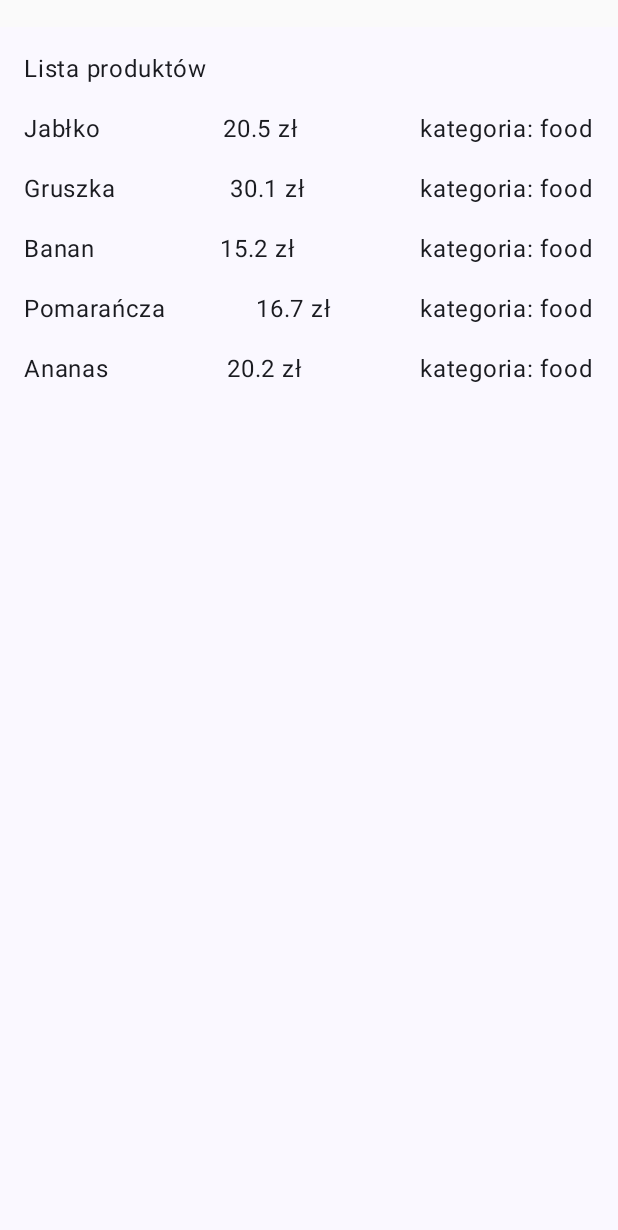
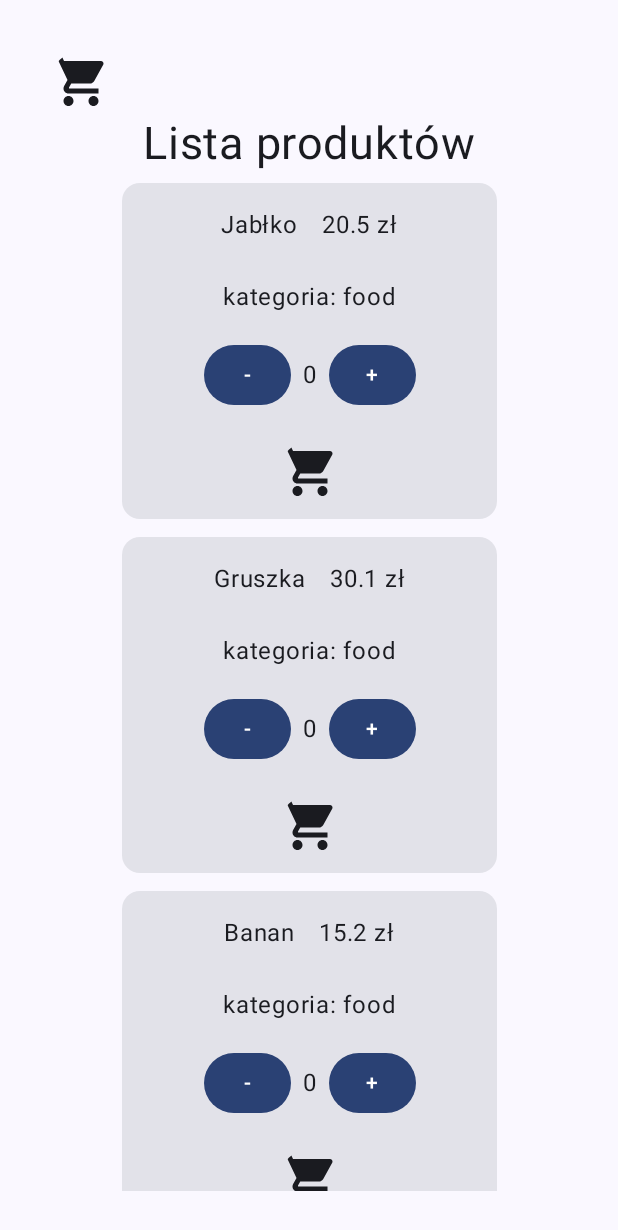
Before and after one commit to tomaszpakula/projektowanie-obiektowe, an Android app built with Jetpack Compose: the screen it shows after launch (MainActivity), on a phone screen of 412 x 824 dp. Shown: the top 1230 px of the screen. Run offline under Robolectric (Android 15) with nearby library versions, the phone set to English and light mode, and no system bars.

Commit message:
zadanie 9 3.5

```diff
--- a/zadaanie9/app/build.gradle.kts
+++ b/zadaanie9/app/build.gradle.kts
@@ -40,7 +40,7 @@ android {
 }
 
 dependencies {
-
+    implementation(libs.androidx.navigation.compose)
     implementation(libs.androidx.core.ktx)
     implementation(libs.androidx.lifecycle.runtime.ktx)
     implementation(libs.androidx.activity.compose)
--- /dev/null
+++ b/zadaanie9/app/src/main/java/com/example/zadaanie9/CartItem.kt
@@ -0,0 +1,7 @@
+package com.example.zadaanie9
+
+data class CartItem(
+    val id: Int,
+    val productId: Int,
+    var quantity: Int
+)
--- a/zadaanie9/app/src/main/java/com/example/zadaanie9/MainActivity.kt
+++ b/zadaanie9/app/src/main/java/com/example/zadaanie9/MainActivity.kt
@@ -14,6 +14,9 @@ import androidx.compose.runtime.Composable
 import androidx.compose.ui.Modifier
 import androidx.compose.ui.tooling.preview.Preview
 import androidx.compose.ui.unit.dp
+import androidx.navigation.compose.NavHost
+import androidx.navigation.compose.composable
+import androidx.navigation.compose.rememberNavController
 import com.example.zadaanie9.ui.theme.Zadaanie9Theme
 
 class MainActivity : ComponentActivity() {
@@ -21,19 +24,21 @@ class MainActivity : ComponentActivity() {
         super.onCreate(savedInstanceState)
         enableEdgeToEdge()
         setContent {
-            Zadaanie9Theme {
-                Surface (modifier = Modifier.fillMaxSize().padding(top=18.dp), color = MaterialTheme.colorScheme.background) {
-                    ProductList()
-                }
-            }
+            App()
         }
     }
 }
 
 @Preview(showBackground = true)
 @Composable
-fun ProductList() {
+fun App() {
     Zadaanie9Theme {
-        ProductListScreen()
+        Surface (modifier = Modifier.fillMaxSize(), color = MaterialTheme.colorScheme.background) {
+            val navController = rememberNavController()
+            NavHost(navController = navController, startDestination = "products") {
+                composable("products") { ProductListScreen(navController)}
+                composable("cart") { CartScreen(navController)  }
+            }
+        }
     }
 }
--- a/zadaanie9/app/src/main/java/com/example/zadaanie9/ProductListScreen.kt
+++ b/zadaanie9/app/src/main/java/com/example/zadaanie9/ProductListScreen.kt
@@ -3,8 +3,11 @@ package com.example.zadaanie9
 import androidx.compose.foundation.layout.Arrangement
 import androidx.compose.foundation.layout.Column
 import androidx.compose.foundation.layout.Row
+import androidx.compose.foundation.layout.fillMaxHeight
+import androidx.compose.foundation.layout.fillMaxSize
 import androidx.compose.foundation.layout.fillMaxWidth
 import androidx.compose.foundation.layout.padding
+import androidx.compose.foundation.layout.size
 import androidx.compose.foundation.lazy.LazyColumn
 import androidx.compose.material3.Text
 import androidx.compose.runtime.Composable
@@ -12,29 +15,35 @@ import androidx.compose.ui.Modifier
 import androidx.compose.ui.tooling.preview.Preview
 import androidx.compose.ui.unit.dp
 import androidx.compose.foundation.lazy.items
+import androidx.compose.material.icons.Icons
+import androidx.compose.material.icons.filled.ShoppingCart
 import androidx.compose.material3.Button
+import androidx.compose.material3.Icon
+import androidx.compose.material3.IconButton
+import androidx.compose.ui.Alignment
+import androidx.compose.ui.tooling.preview.PreviewParameter
+import androidx.compose.ui.unit.sp
+import androidx.navigation.NavController
 
-@Preview(showBackground = true)
 @Composable
-fun ProductListScreen() {
+fun ProductListScreen(navController: NavController? = null) {
     val products = DataProvider.getAllProducts()
 
-    Column(modifier=Modifier.padding(16.dp)) {
-        Text("Lista produktów", modifier = Modifier.padding(bottom = 8.dp))
+    Column(modifier=Modifier.padding(30.dp).fillMaxSize(), horizontalAlignment = Alignment.CenterHorizontally) {
+        Row(
+            modifier = Modifier.fillMaxWidth(),
+            horizontalArrangement = Arrangement.Start
+        ) {
+            IconButton(onClick = { navController?.navigate("cart") }) {
+                Icon(Icons.Default.ShoppingCart, contentDescription = "Przejdź do koszyka",  modifier = Modifier.size(50.dp))
+            }
+        }
 
-        LazyColumn {
+        Text("Lista produktów", modifier = Modifier.padding(bottom = 8.dp), fontSize = 30.sp)
+
+        LazyColumn(modifier = Modifier.weight(1f).fillMaxWidth(), horizontalAlignment = Alignment.CenterHorizontally ){
             items(products) { product ->
-                Row(
-                    modifier = Modifier
-                        .fillMaxWidth()
-                        .padding(vertical = 8.dp),
-                    horizontalArrangement = Arrangement.SpaceBetween
-                ) {
-                    Text(product.name)
-                    Text(product.price.toString() + " zł")
-                    Text("kategoria: " + DataProvider.getCategoryById(product.categoryId).toString())
-                }
-
+                ProductScreen(product)
             }
         }
     }
--- /dev/null
+++ b/zadaanie9/app/src/main/java/com/example/zadaanie9/ProductScreen.kt
@@ -0,0 +1,96 @@
+package com.example.zadaanie9
+
+import androidx.compose.foundation.layout.Arrangement
+import androidx.compose.foundation.layout.Column
+import androidx.compose.foundation.layout.Row
+import androidx.compose.foundation.layout.fillMaxSize
+import androidx.compose.foundation.layout.fillMaxWidth
+import androidx.compose.foundation.layout.padding
+import androidx.compose.foundation.layout.width
+import androidx.compose.foundation.layout.wrapContentHeight
+import androidx.compose.material.icons.Icons
+import androidx.compose.material.icons.filled.ShoppingCart
+import androidx.compose.material3.Button
+import androidx.compose.material3.Card
+import androidx.compose.material3.Icon
+import androidx.compose.material3.IconButton
+import androidx.compose.material3.Text
+import androidx.compose.runtime.Composable
+import androidx.compose.runtime.mutableIntStateOf
+import androidx.compose.runtime.mutableStateOf
+import androidx.compose.runtime.remember
+import androidx.compose.ui.Alignment
+import androidx.compose.ui.Modifier
+import androidx.compose.ui.text.style.TextAlign
+import androidx.compose.ui.tooling.preview.Preview
+import androidx.compose.ui.unit.dp
+
+@Composable
+fun ProductScreen(product: Product) {
+    val count = remember { mutableIntStateOf(0) }
+    Card(modifier = Modifier.padding(bottom = 12.dp).wrapContentHeight()) {
+        Column(modifier = Modifier.width(250.dp)) {
+            Row(
+                modifier = Modifier
+                    .padding(vertical = 8.dp)
+                    .fillMaxWidth(),
+                horizontalArrangement = Arrangement.Center
+            ) {
+                Text(product.name, modifier = Modifier.padding(8.dp))
+                Text(product.price.toString() + " zł", Modifier.padding(8.dp))
+            }
+
+            Row(
+                modifier = Modifier
+                    .padding(vertical = 8.dp)
+                    .fillMaxWidth(),
+                horizontalArrangement = Arrangement.Center
+            ) {
+                Text("kategoria: " + DataProvider.getCategoryById(product.categoryId).toString())
+            }
+
+            Row(
+                modifier = Modifier
+                    .padding(vertical = 8.dp)
+                    .fillMaxWidth(),
+                horizontalArrangement = Arrangement.Center,
+                verticalAlignment = Alignment.CenterVertically
+            ) {
+                Button(onClick = { if (count.intValue > 0) count.intValue -= 1 }) { Text("-") }
+                Text(count.intValue.toString(), modifier = Modifier.padding(8.dp))
+                Button(onClick = { count.intValue += 1 }) { Text("+") }
+
+            }
+            Row(
+                modifier = Modifier
+                    .padding(vertical = 8.dp)
+                    .fillMaxWidth(),
+                horizontalArrangement = Arrangement.Center,
+                verticalAlignment = Alignment.CenterVertically
+            ) {
+                IconButton(
+                    onClick = {
+                        DataProvider.addProductToCart(product.id, count.intValue)
+                        count.intValue = 0
+                    },
+
+                    ) {
+                    Icon(
+                        imageVector = Icons.Filled.ShoppingCart,
+                        contentDescription = "Koszyk",
+                        Modifier.fillMaxSize()
+                    )
+                }
+            }
+        }
+    }
+
+
+}
+
+@Preview(showBackground = true)
+@Composable
+fun ShowProductScreen() {
+    val sampleProduct: Product = Product(100, "applee", 20.6, 1)
+    ProductScreen(DataProvider.getAllProducts()[0])
+}
--- /dev/null
+++ b/zadaanie9/app/src/main/java/com/example/zadaanie9/ui/theme/CartItem.kt
@@ -0,0 +1 @@
+package com.example.zadaanie9.ui.theme
--- a/zadaanie9/gradle/libs.versions.toml
+++ b/zadaanie9/gradle/libs.versions.toml
@@ -8,9 +8,11 @@ espressoCore = "3.6.1"
 lifecycleRuntimeKtx = "2.6.1"
 activityCompose = "1.10.1"
 composeBom = "2024.09.00"
+navigationCompose = "2.9.0"
 
 [libraries]
 androidx-core-ktx = { group = "androidx.core", name = "core-ktx", version.ref = "coreKtx" }
+androidx-navigation-compose = { module = "androidx.navigation:navigation-compose", version.ref = "navigationCompose" }
 junit = { group = "junit", name = "junit", version.ref = "junit" }
 androidx-junit = { group = "androidx.test.ext", name = "junit", version.ref = "junitVersion" }
 androidx-espresso-core = { group = "androidx.test.espresso", name = "espresso-core", version.ref = "espressoCore" }
```
Also changed, not shown: zadaanie9/app/src/main/java/com/example/zadaanie9/CartItemScreen.kt (added, +69 -0 lines), zadaanie9/app/src/main/java/com/example/zadaanie9/CartScreen.kt (added, +60 -0 lines), zadaanie9/app/src/main/java/com/example/zadaanie9/DataProvider.kt (+20 -0 lines), 2 other files.
